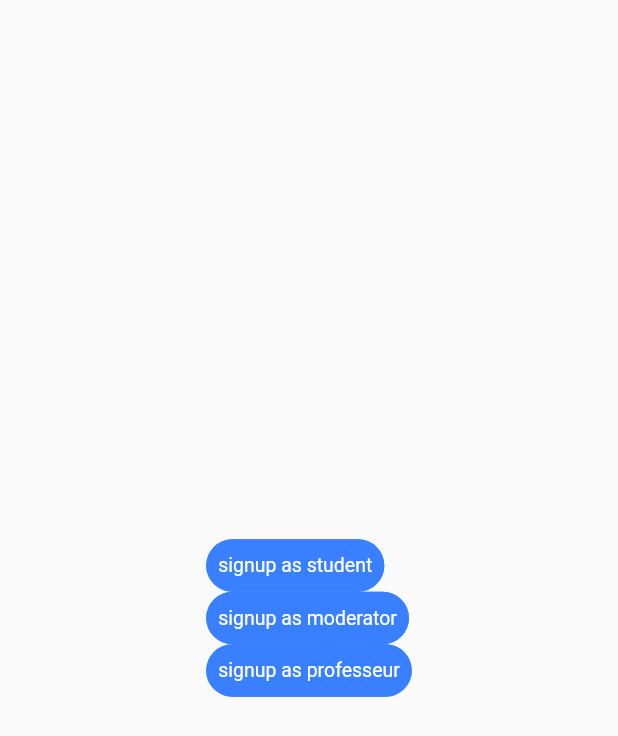
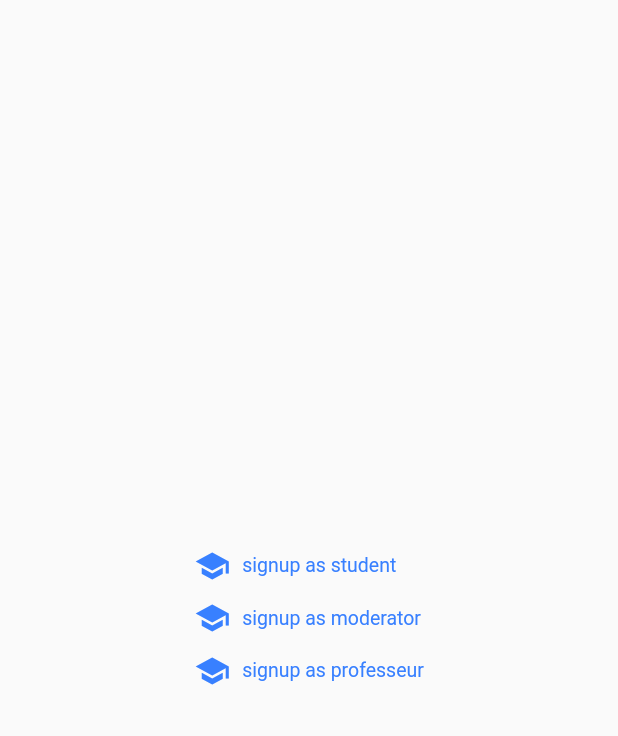
Before and after one commit to developython14/rightedu_mobile_version, a Flutter app: the intersignup screen opened by its route, on a phone screen of 412 x 824 dp. Shown: the top 736 px of the screen. Run offline on Flutter 3.47's test engine with Material 2 defaults, Android fonts, the phone set to English and light mode, and no system bars; drawn by our look-alikes of getwidget; our stand-ins replace email_validator, file_picker, flutter_pw_validator, flutter_signin_button, introduction_screen, multi_select_flutter and 1 more; missing offline and left inert: dart:ffi; network calls fail.

```diff
--- a/lib/intro_screen/intersec_signup.dart
+++ b/lib/intro_screen/intersec_signup.dart
@@ -20,17 +20,20 @@ class _intersignupState extends State<intersignup> {
               GFButton(
                 onPressed: () {},
                 text: "signup as student",
-                shape: GFButtonShape.pills,
+                icon: Icon(Icons.school),
+                type: GFButtonType.transparent,
               ),
               GFButton(
                 onPressed: () {},
                 text: "signup as moderator",
-                shape: GFButtonShape.pills,
+                icon: Icon(Icons.school),
+                type: GFButtonType.transparent,
               ),
               GFButton(
                 onPressed: () {},
                 text: "signup as professeur",
-                shape: GFButtonShape.pills,
+                icon: Icon(Icons.school),
+                type: GFButtonType.transparent,
               ),
             ]),
       ),
```
